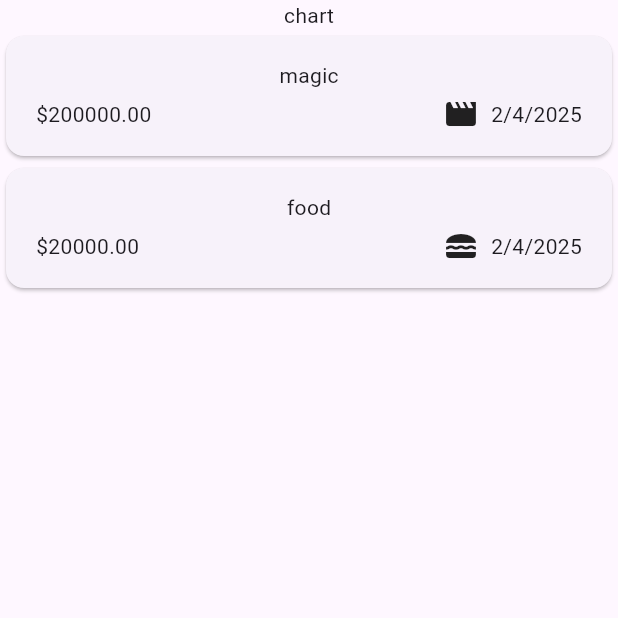
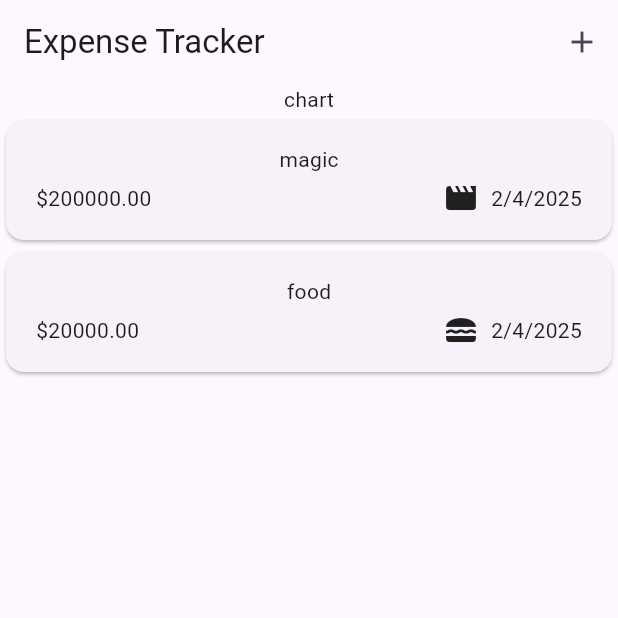
Before and after one commit to diegoforerocruz/flutter-expense-tracker-app, a Flutter app: the screen it shows after launch, on a phone screen of 412 x 824 dp, the top half of it. Run offline on Flutter 3.47's test engine with Material 3 defaults, Android fonts, the phone set to English and light mode, and no system bars.

Commit message:
appbar is added and basic add modal

```diff
--- a/lib/widgets/expenses.dart
+++ b/lib/widgets/expenses.dart
@@ -26,9 +26,25 @@ class _ExpensesState extends State<Expenses> {
         category: Categories.food),
   ];
 
+  void _openAdd() {
+    showModalBottomSheet(
+      context: context,
+      builder: (ctx) => Text('modal sheet'),
+    );
+  }
+
   @override
   Widget build(BuildContext context) {
     return Scaffold(
+      appBar: AppBar(
+        title: Text('Expense Tracker'),
+        actions: [
+          IconButton(
+            onPressed: _openAdd,
+            icon: Icon(Icons.add),
+          ),
+        ],
+      ),
       body: Column(
         children: [
           Text('chart'),
```
